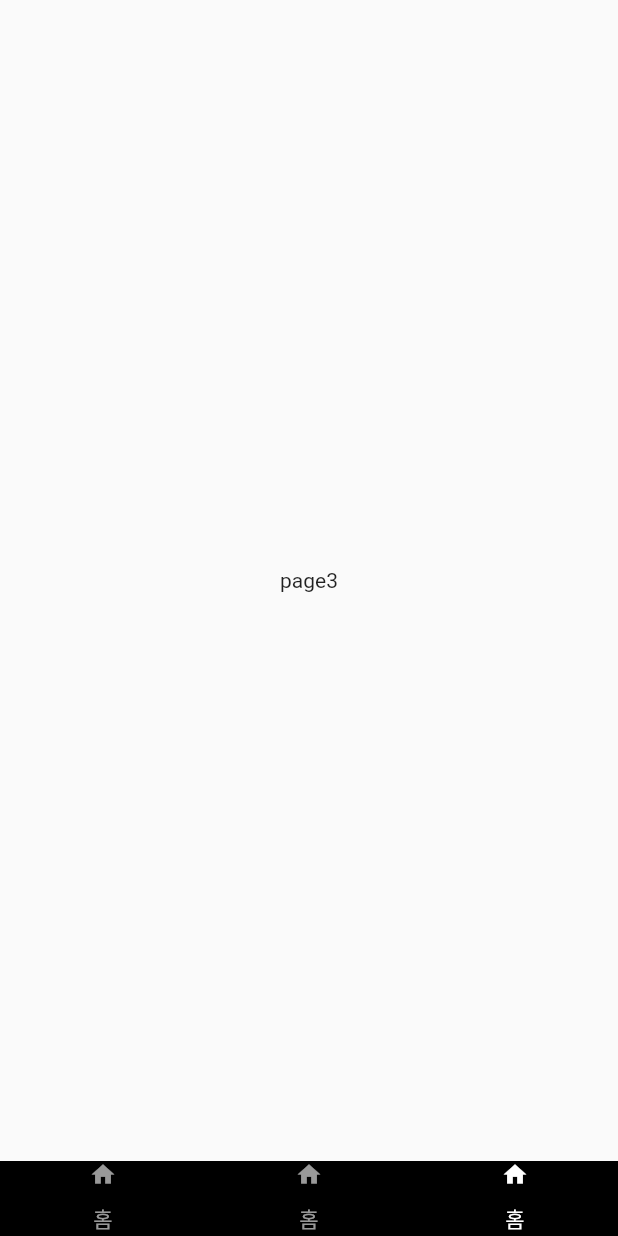
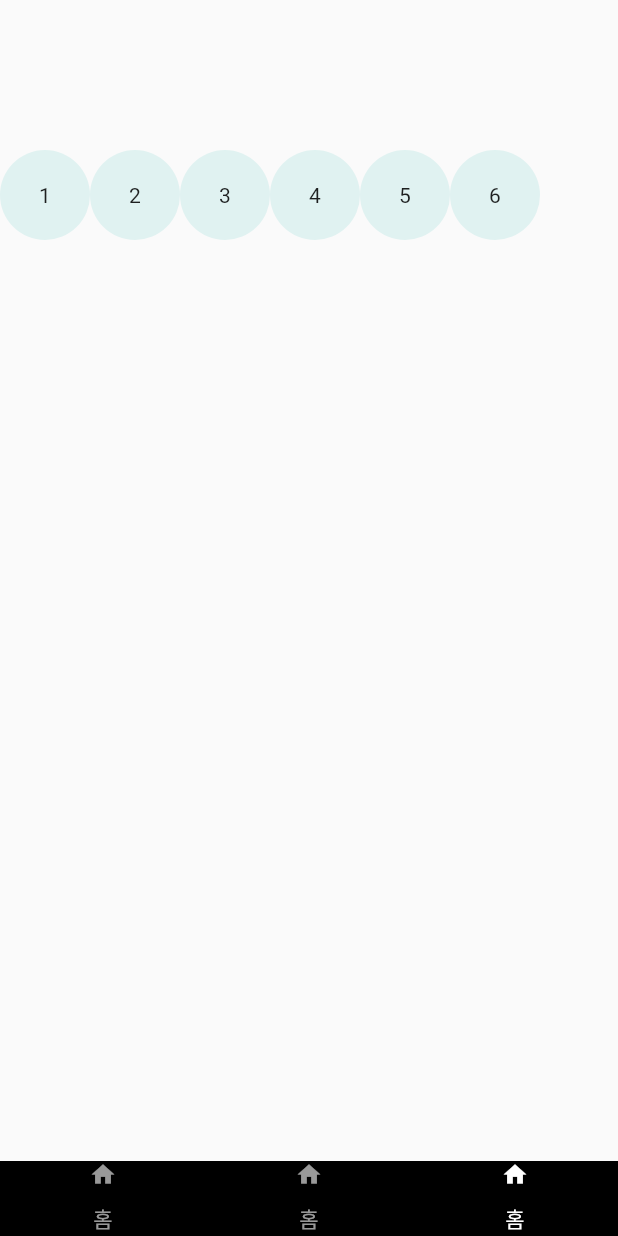
Before and after one commit to dv-zinke/flutter_lotte, a Flutter app: the screen it shows after launch, item 3 of the bottom bar chosen, on a phone screen of 412 x 824 dp. Run offline on Flutter 3.47's test engine with Material 2 defaults, Android fonts, the phone set to English and light mode, and no system bars.

Commit message:
feat: 나의 로또 페이지 및 로또번호 위젯 생성

```diff
--- a/lib/main.dart
+++ b/lib/main.dart
@@ -1,4 +1,5 @@
 import 'package:flutter/material.dart';
+import 'package:lotte_flutter/screen/MyNumber.dart';
 import 'package:lotte_flutter/widget/BottomBar.dart';
 
 void main() => runApp(MyApp());
@@ -30,7 +31,7 @@ class _MyAppState extends State<MyApp> {
                   child: Center(child: Text('page2')),
                 ),
                 Container(
-                  child: Center(child: Text('page3')),
+                  child: Container(child: MyNumber()),
                 )
               ],
             ),
--- /dev/null
+++ b/lib/screen/MyNumber.dart
@@ -0,0 +1,27 @@
+
+
+import 'package:flutter/cupertino.dart';
+import 'package:lotte_flutter/widget/LottoNumberCombination.dart';
+
+class MyNumber extends StatefulWidget {
+  @override
+  State<StatefulWidget> createState() {
+    return _MyNumberState();
+  }
+}
+
+class _MyNumberState extends State<MyNumber> {
+  @override
+  Widget build(BuildContext context) {
+    // TODO: implement build
+    return Container(
+
+        child: Column(
+          children: <Widget>[
+            SizedBox(height: 100),
+            LottoNumberCombination([1,2,3,4,5,6]),
+          ],
+        )
+    );
+  }
+}
--- /dev/null
+++ b/lib/widget/LottoNumber.dart
@@ -0,0 +1,23 @@
+import 'package:flutter/cupertino.dart';
+
+
+class LottoNumber extends StatelessWidget {
+  final int number;
+
+  LottoNumber({this.number});
+  @override
+  Widget build(BuildContext context) {
+    return  Row(
+      children: <Widget>[
+        Container(
+          width: 60,
+          height: 60,
+          child: Center(child: Text(number.toString())),
+          decoration: BoxDecoration(
+              shape: BoxShape.circle,
+              color: Color(0xFFe0f2f1))
+          ),
+      ],
+    );
+  }
+}
--- /dev/null
+++ b/lib/widget/LottoNumberCombination.dart
@@ -0,0 +1,20 @@
+import 'package:flutter/cupertino.dart';
+import 'package:lotte_flutter/widget/LottoNumber.dart';
+
+class LottoNumberCombination extends StatelessWidget {
+  final List<int> lottoNumbers;
+
+  LottoNumberCombination(this.lottoNumbers);
+
+
+
+  @override
+  Widget build(BuildContext context) {
+    return this.getLottoNumbers(lottoNumbers);
+  }
+
+  Widget getLottoNumbers(List<int> numbers)
+  {
+    return new Row(children: numbers.map((item) => new LottoNumber(number: item)).toList());
+  }
+}
```
